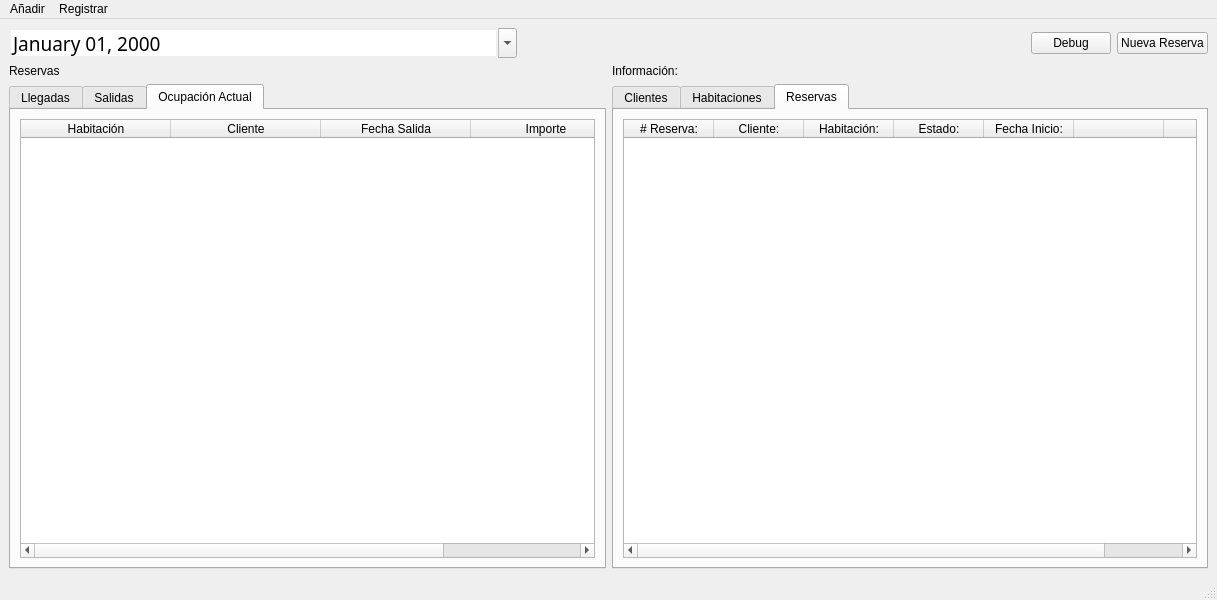
Qt form Componentes_Visuales/Ventana_Principal/ventanaprincipal.ui (Dennis-Villa/Gestor_Hotelero) before a commit.
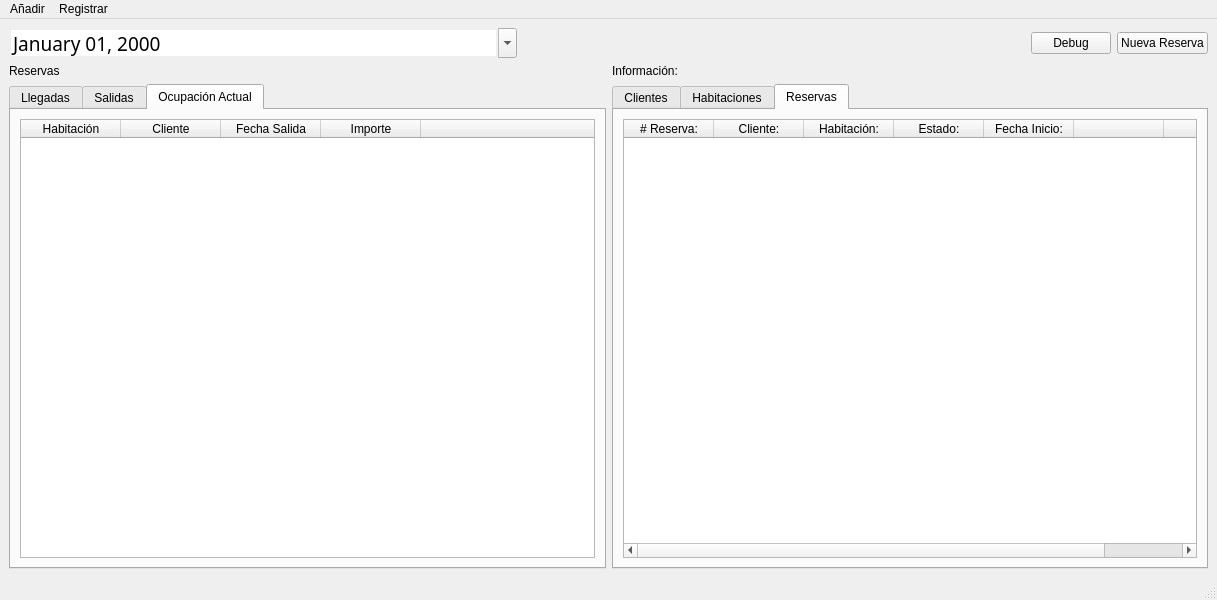
The same form after that commit.

```diff
--- a/Componentes_Visuales/Ventana_Principal/ventanaprincipal.ui
+++ b/Componentes_Visuales/Ventana_Principal/ventanaprincipal.ui
@@ -339,13 +339,16 @@
                <number>0</number>
               </property>
               <property name="columnCount">
-               <number>4</number>
+               <number>5</number>
               </property>
               <attribute name="horizontalHeaderCascadingSectionResizes">
                <bool>false</bool>
               </attribute>
               <attribute name="horizontalHeaderDefaultSectionSize">
-               <number>150</number>
+               <number>100</number>
+              </attribute>
+              <attribute name="horizontalHeaderStretchLastSection">
+               <bool>true</bool>
               </attribute>
               <attribute name="verticalHeaderShowSortIndicator" stdset="0">
                <bool>false</bool>
@@ -373,6 +376,11 @@
                 <string>Importe</string>
                </property>
               </column>
+              <column>
+               <property name="text">
+                <string/>
+               </property>
+              </column>
              </widget>
             </item>
            </layout>
```
Left out of the diff: 2 changed lines with no effect on the pictures.
